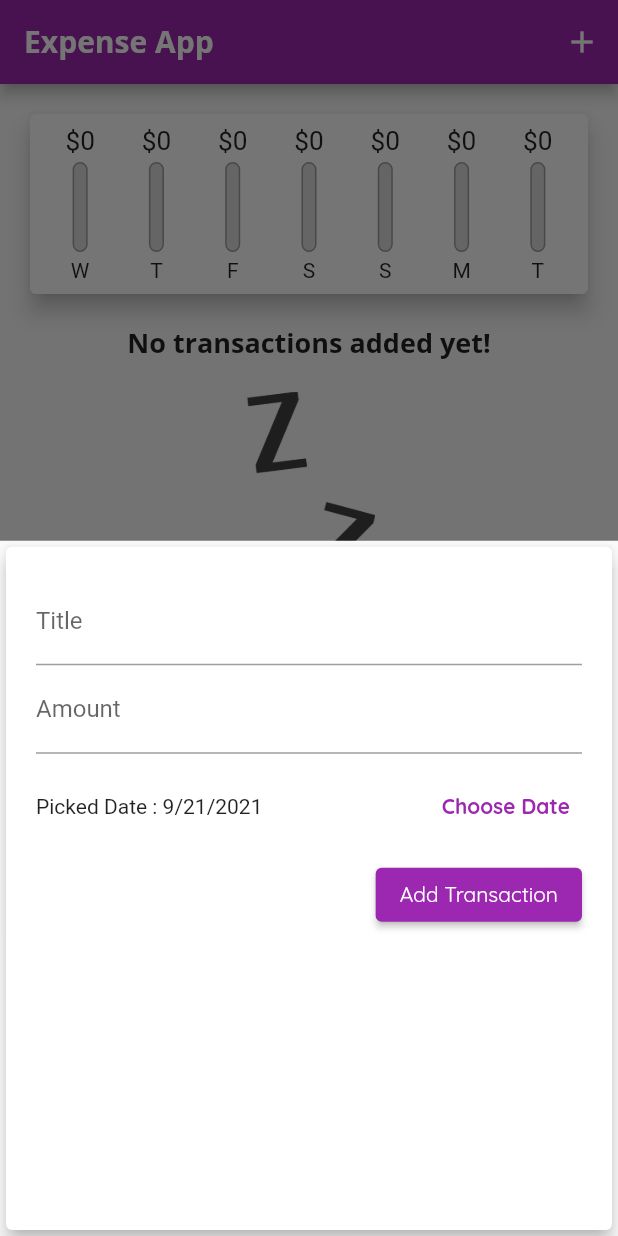
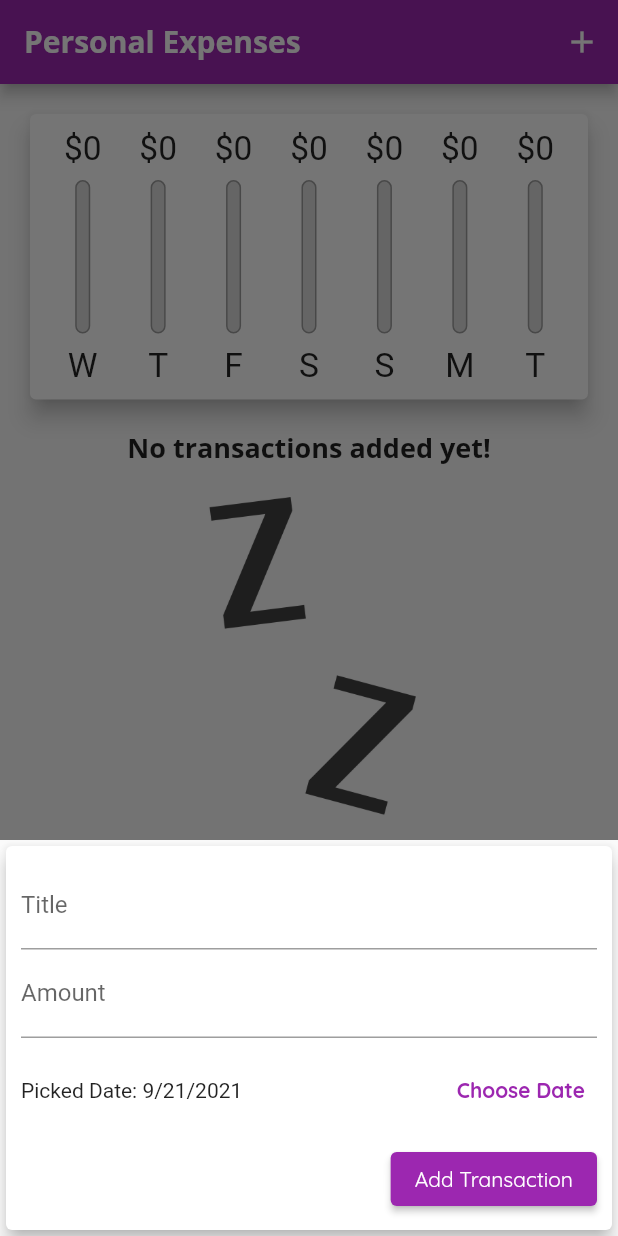
Before and after one commit to SrikantKanekar/expense_app, a Flutter app: the screen it shows after launch, after a tap on the "add" icon, on a phone screen of 412 x 824 dp. Run offline on Flutter 3.47's test engine with Material 2 defaults, Android fonts, the phone set to English and light mode, and no system bars.

Commit message:
responsive and ios support

```diff
--- a/lib/main.dart
+++ b/lib/main.dart
@@ -1,11 +1,22 @@
-import 'package:expense_app/widgets/chart.dart';
-import 'package:expense_app/widgets/new_transaction.dart';
-import 'package:expense_app/widgets/transaction_list.dart';
+import 'dart:io';
+
+import 'package:flutter/cupertino.dart';
 import 'package:flutter/material.dart';
+import 'package:flutter/services.dart';
 
-import 'model/transaction.dart';
+import './widgets/new_transaction.dart';
+import './widgets/transaction_list.dart';
+import './widgets/chart.dart';
+import './models/transaction.dart';
 
-void main() => runApp(const MyApp());
+void main() {
+  // WidgetsFlutterBinding.ensureInitialized();
+  // SystemChrome.setPreferredOrientations([
+  //   DeviceOrientation.portraitUp,
+  //   DeviceOrientation.portraitDown,
+  // ]);
+  runApp(const MyApp());
+}
 
 class MyApp extends StatelessWidget {
   const MyApp({Key? key}) : super(key: key);
@@ -44,73 +55,183 @@ class MyHomePage extends StatefulWidget {
   const MyHomePage({Key? key}) : super(key: key);
 
   @override
-  State<MyHomePage> createState() => _MyHomePageState();
+  _MyHomePageState createState() => _MyHomePageState();
 }
 
-class _MyHomePageState extends State<MyHomePage> {
-  final List<Transaction> transactions = [];
+class _MyHomePageState extends State<MyHomePage> with WidgetsBindingObserver {
+  final List<Transaction> _userTransactions = [];
+  bool _showChart = false;
 
-  void addNewTransaction(String title, double amount, DateTime date) {
-    final transaction = Transaction(
+  List<Transaction> get _recentTransactions {
+    return _userTransactions.where((tx) {
+      return tx.date.isAfter(
+        DateTime.now().subtract(
+          const Duration(days: 7),
+        ),
+      );
+    }).toList();
+  }
+
+  void _addNewTransaction(
+      String txTitle, double txAmount, DateTime chosenDate) {
+    final newTx = Transaction(
+      title: txTitle,
+      amount: txAmount,
+      date: chosenDate,
       id: DateTime.now().toString(),
-      title: title,
-      amount: amount,
-      date: date,
     );
+
     setState(() {
-      transactions.add(transaction);
+      _userTransactions.add(newTx);
     });
   }
 
-  void startNewTransaction(BuildContext context) {
+  void _startAddNewTransaction(BuildContext ctx) {
     showModalBottomSheet(
-      context: context,
-      builder: (_) {
-        return NewTransaction(addNewTransaction);
+      context: ctx,
+      builder: (context) {
+        return GestureDetector(
+          onTap: () {},
+          child: NewTransaction(_addNewTransaction),
+          behavior: HitTestBehavior.opaque,
+        );
       },
     );
   }
 
-  void delete(String id) {
+  void _deleteTransaction(String id) {
     setState(() {
-      transactions.removeWhere((element) => element.id == id);
+      _userTransactions.removeWhere((tx) => tx.id == id);
     });
   }
 
-  List<Transaction> get getRecentTransactions {
-    return transactions
-        .where((element) => element.date.isAfter(
-              DateTime.now().subtract(const Duration(days: 7)),
-            ))
-        .toList();
+  List<Widget> _buildLandscapeContent(
+    MediaQueryData mediaQuery,
+    PreferredSizeWidget appBar,
+    Widget txListWidget,
+  ) {
+    return [
+      Row(
+        mainAxisAlignment: MainAxisAlignment.center,
+        children: <Widget>[
+          Text(
+            'Show Chart',
+            style: Theme.of(context).textTheme.headline6,
+          ),
+          Switch.adaptive(
+            activeColor: Theme.of(context).primaryColor,
+            value: _showChart,
+            onChanged: (val) {
+              setState(() {
+                _showChart = val;
+              });
+            },
+          ),
+        ],
+      ),
+      _showChart
+          ? SizedBox(
+              height: (mediaQuery.size.height -
+                      appBar.preferredSize.height -
+                      mediaQuery.padding.top) *
+                  0.7,
+              child: Chart(_recentTransactions),
+            )
+          : txListWidget
+    ];
+  }
+
+  List<Widget> _buildPortraitContent(
+    MediaQueryData mediaQuery,
+    PreferredSizeWidget appBar,
+    Widget txListWidget,
+  ) {
+    return [
+      SizedBox(
+        height: (mediaQuery.size.height -
+                appBar.preferredSize.height -
+                mediaQuery.padding.top) *
+            0.3,
+        child: Chart(_recentTransactions),
+      ),
+      txListWidget
+    ];
+  }
+
+  Widget _buildAppBar() {
+    return Platform.isIOS
+        ? CupertinoNavigationBar(
+            middle: const Text('Personal Expenses'),
+            trailing: Row(
+              mainAxisSize: MainAxisSize.min,
+              children: <Widget>[
+                GestureDetector(
+                  child: const Icon(CupertinoIcons.add),
+                  onTap: () => _startAddNewTransaction(context),
+                ),
+              ],
+            ),
+          )
+        : AppBar(
+            title: const Text('Personal Expenses'),
+            actions: <Widget>[
+              IconButton(
+                icon: const Icon(Icons.add),
+                onPressed: () => _startAddNewTransaction(context),
+              ),
+            ],
+          );
   }
 
   @override
   Widget build(BuildContext context) {
-    return Scaffold(
-      appBar: AppBar(
-        title: const Text('Expense App'),
-        actions: [
-          IconButton(
-            onPressed: () => startNewTransaction(context),
-            icon: const Icon(Icons.add),
-          )
-        ],
-      ),
-      body: SingleChildScrollView(
+    final mediaQuery = MediaQuery.of(context);
+    final isLandscape = mediaQuery.orientation == Orientation.landscape;
+    final PreferredSizeWidget appBar = _buildAppBar() as PreferredSizeWidget;
+    final txListWidget = SizedBox(
+      height: (mediaQuery.size.height -
+              appBar.preferredSize.height -
+              mediaQuery.padding.top) *
+          0.7,
+      child: TransactionList(_userTransactions, _deleteTransaction),
+    );
+    final pageBody = SafeArea(
+      child: SingleChildScrollView(
         child: Column(
           crossAxisAlignment: CrossAxisAlignment.stretch,
-          children: [
-            Chart(getRecentTransactions),
-            TransactionList(transactions, delete),
+          children: <Widget>[
+            if (isLandscape)
+              ..._buildLandscapeContent(
+                mediaQuery,
+                appBar,
+                txListWidget,
+              ),
+            if (!isLandscape)
+              ..._buildPortraitContent(
+                mediaQuery,
+                appBar,
+                txListWidget,
+              ),
           ],
-        )
-      ),
-      floatingActionButtonLocation: FloatingActionButtonLocation.centerFloat,
-      floatingActionButton: FloatingActionButton(
-        child: const Icon(Icons.add),
-        onPressed: () => startNewTransaction(context),
+        ),
       ),
     );
+    return Platform.isIOS
+        ? CupertinoPageScaffold(
+            child: pageBody,
+            navigationBar: appBar as ObstructingPreferredSizeWidget,
+          )
+        : Scaffold(
+            appBar: appBar,
+            body: pageBody,
+            floatingActionButtonLocation:
+                FloatingActionButtonLocation.centerFloat,
+            floatingActionButton: Platform.isIOS
+                ? Container()
+                : FloatingActionButton(
+                    child: const Icon(Icons.add),
+                    onPressed: () => _startAddNewTransaction(context),
+                  ),
+          );
   }
 }
--- /dev/null
+++ b/lib/widgets/adaptive_flat_button.dart
@@ -0,0 +1,34 @@
+import 'dart:io';
+
+import 'package:flutter/material.dart';
+import 'package:flutter/cupertino.dart';
+
+class AdaptiveFlatButton extends StatelessWidget {
+  final String text;
+  final VoidCallback handler;
+
+  const AdaptiveFlatButton(this.text, this.handler);
+
+  @override
+  Widget build(BuildContext context) {
+    return Platform.isIOS
+        ? CupertinoButton(
+            child: Text(
+              text,
+              style: const TextStyle(
+                fontWeight: FontWeight.bold,
+              ),
+            ),
+            onPressed: handler,
+          )
+        : TextButton(
+            child: Text(
+              text,
+              style: const TextStyle(
+                fontWeight: FontWeight.bold,
+              ),
+            ),
+            onPressed: handler,
+          );
+  }
+}
--- a/lib/widgets/chart.dart
+++ b/lib/widgets/chart.dart
@@ -1,12 +1,13 @@
-import 'package:expense_app/model/transaction.dart';
-import 'package:expense_app/widgets/chart_bar.dart';
 import 'package:flutter/material.dart';
 import 'package:intl/intl.dart';
+
+import './chart_bar.dart';
+import '../models/transaction.dart';
 
 class Chart extends StatelessWidget {
   final List<Transaction> recentTransactions;
 
-  const Chart(this.recentTransactions, {Key? key}) : super(key: key);
+  const Chart(this.recentTransactions);
 
   List<Map<String, Object>> get groupedTransactionValues {
     return List.generate(7, (index) {
@@ -31,8 +32,9 @@ class Chart extends StatelessWidget {
   }
 
   double get totalSpending {
-    var amounts = groupedTransactionValues.map((e) => e['amount'] as double);
-    return amounts.fold(0.0, (previousValue, element) => previousValue + element);
+    return groupedTransactionValues.fold(0.0, (sum, item) {
+      return sum + (item['amount'] as double);
+    });
   }
 
   @override
@@ -41,7 +43,7 @@ class Chart extends StatelessWidget {
       elevation: 6,
       margin: const EdgeInsets.all(20),
       child: Padding(
-        padding: const EdgeInsets.all(8.0),
+        padding: const EdgeInsets.all(10),
         child: Row(
           mainAxisAlignment: MainAxisAlignment.spaceAround,
           children: groupedTransactionValues.map((data) {
--- a/lib/widgets/chart_bar.dart
+++ b/lib/widgets/chart_bar.dart
@@ -5,27 +5,25 @@ class ChartBar extends StatelessWidget {
   final double spendingAmount;
   final double spendingPctOfTotal;
 
-  const ChartBar(this.label, this.spendingAmount, this.spendingPctOfTotal,
-      {Key? key})
-      : super(key: key);
+  const ChartBar(this.label, this.spendingAmount, this.spendingPctOfTotal);
 
   @override
   Widget build(BuildContext context) {
+    return LayoutBuilder(
+      builder: (ctx, constraints) {
         return Column(
-      children: [
+          children: <Widget>[
             SizedBox(
-          height: 20,
+              height: constraints.maxHeight * 0.15,
               child: FittedBox(
-            child: Text(
-              '\$${spendingAmount.toStringAsFixed(0)}',
+                child: Text('\$${spendingAmount.toStringAsFixed(0)}'),
               ),
             ),
-        ),
-        const SizedBox(
-          height: 4,
+            SizedBox(
+              height: constraints.maxHeight * 0.05,
             ),
             SizedBox(
-          height: 60,
+              height: constraints.maxHeight * 0.6,
               width: 10,
               child: Stack(
                 children: <Widget>[
@@ -48,11 +46,18 @@ class ChartBar extends StatelessWidget {
                 ],
               ),
             ),
-        const SizedBox(
-          height: 4,
+            SizedBox(
+              height: constraints.maxHeight * 0.05,
             ),
-        Text(label)
+            SizedBox(
+              height: constraints.maxHeight * 0.15,
+              child: FittedBox(
+                child: Text(label),
+              ),
+            ),
           ],
+        );
+      },
     );
   }
 }
--- a/lib/widgets/new_transaction.dart
+++ b/lib/widgets/new_transaction.dart
@@ -1,99 +1,110 @@
+import 'package:flutter/cupertino.dart';
 import 'package:flutter/material.dart';
 import 'package:intl/intl.dart';
 
+import '../widgets/adaptive_flat_button.dart';
+
 class NewTransaction extends StatefulWidget {
-  final Function addNewTransaction;
+  final Function addTx;
 
-  const NewTransaction(this.addNewTransaction, {Key? key}) : super(key: key);
+  const NewTransaction(this.addTx);
 
   @override
-  State<NewTransaction> createState() => _NewTransactionState();
+  _NewTransactionState createState() => _NewTransactionState();
 }
 
 class _NewTransactionState extends State<NewTransaction> {
-  final titleController = TextEditingController();
-  final amountController = TextEditingController();
-  DateTime selectedDate = DateTime.now();
+  final _titleController = TextEditingController();
+  final _amountController = TextEditingController();
+  DateTime _selectedDate = DateTime.now();
 
-  void chooseDate(BuildContext context) {
+  _NewTransactionState();
+
+  void _submitData() {
+    if (_amountController.text.isEmpty) {
+      return;
+    }
+    final enteredTitle = _titleController.text;
+    final enteredAmount = double.parse(_amountController.text);
+
+    if (enteredTitle.isEmpty || enteredAmount <= 0) {
+      return;
+    }
+
+    widget.addTx(
+      enteredTitle,
+      enteredAmount,
+      _selectedDate,
+    );
+
+    Navigator.of(context).pop();
+  }
+
+  void _presentDatePicker() {
     showDatePicker(
       context: context,
       initialDate: DateTime.now(),
-      firstDate: DateTime(2000),
+      firstDate: DateTime(2019),
       lastDate: DateTime.now(),
-    ).then((value) {
-      if (value == null) {
+    ).then((pickedDate) {
+      if (pickedDate == null) {
         return;
       }
       setState(() {
-        selectedDate = value;
+        _selectedDate = pickedDate;
       });
     });
   }
 
-  void submit() {
-    if (amountController.text.isEmpty) {
-      return;
-    }
-    final enteredTitle = titleController.text;
-    final enteredAmount = double.parse(amountController.text);
-
-    if (enteredTitle.isEmpty || enteredAmount <= 0) {
-      return;
-    }
-    widget.addNewTransaction(
-      titleController.text,
-      double.parse(amountController.text),
-      selectedDate,
-    );
-    Navigator.of(context).pop();
-  }
-
   @override
   Widget build(BuildContext context) {
-    return Card(
+    return SingleChildScrollView(
+      child: Card(
         elevation: 5,
         child: Container(
-        padding: const EdgeInsets.all(20),
+          padding: EdgeInsets.only(
+            top: 10,
+            left: 10,
+            right: 10,
+            bottom: MediaQuery.of(context).viewInsets.bottom + 10,
+          ),
           child: Column(
             crossAxisAlignment: CrossAxisAlignment.end,
-          children: [
+            children: <Widget>[
               TextField(
                 decoration: const InputDecoration(labelText: 'Title'),
-              controller: titleController,
-              onSubmitted: (_) => submit(),
+                controller: _titleController,
+                onSubmitted: (_) => _submitData(),
+                // onChanged: (val) {
+                //   titleInput = val;
+                // },
               ),
               TextField(
                 decoration: const InputDecoration(labelText: 'Amount'),
-              controller: amountController,
+                controller: _amountController,
                 keyboardType: TextInputType.number,
-              onSubmitted: (_) => submit(),
+                onSubmitted: (_) => _submitData(),
+                // onChanged: (val) => amountInput = val,
               ),
               SizedBox(
                 height: 70,
                 child: Row(
-                children: [
+                  children: <Widget>[
                     Expanded(
                       child: Text(
-                        'Picked Date : ${DateFormat.yMd().format(selectedDate)}'),
-                  ),
-                  TextButton(
-                    onPressed: () => chooseDate(context),
-                    child: const Text(
-                      'Choose Date',
-                      style: TextStyle(
-                        fontWeight: FontWeight.bold,
+                        'Picked Date: ${DateFormat.yMd().format(_selectedDate)}',
                       ),
                     ),
-                  )
+                    AdaptiveFlatButton('Choose Date', _presentDatePicker)
                   ],
                 ),
               ),
               ElevatedButton(
-              onPressed: submit,
                 child: const Text('Add Transaction'),
-            )
+                onPressed: _submitData,
+              ),
             ],
+          ),
         ),
       ),
     );
--- a/lib/widgets/transaction_list.dart
+++ b/lib/widgets/transaction_list.dart
@@ -1,20 +1,19 @@
-import 'package:expense_app/model/transaction.dart';
-import 'package:expense_app/widgets/transaction_card.dart';
 import 'package:flutter/material.dart';
+
+import '../models/transaction.dart';
+import './transaction_item.dart';
 
 class TransactionList extends StatelessWidget {
   final List<Transaction> transactions;
-  final Function delete;
+  final Function deleteTx;
 
-  const TransactionList(this.transactions, this.delete, {Key? key})
-      : super(key: key);
+  const TransactionList(this.transactions, this.deleteTx);
 
   @override
   Widget build(BuildContext context) {
-    return SizedBox(
-      height: 450,
-      child: transactions.isEmpty
-          ? Column(
+    return transactions.isEmpty
+        ? LayoutBuilder(builder: (ctx, constraints) {
+            return Column(
               children: <Widget>[
                 Text(
                   'No transactions added yet!',
@@ -24,20 +23,22 @@ class TransactionList extends StatelessWidget {
                   height: 20,
                 ),
                 SizedBox(
-                  height: 200,
-                  child: Image.asset(
-                    'assets/images/waiting.png',
-                    fit: BoxFit.cover,
-                  ),
-                ),
+                    height: constraints.maxHeight * 0.6,
+                    child: Image.asset(
+                      'assets/images/waiting.png',
+                      fit: BoxFit.cover,
+                    )),
               ],
-            )
-          : ListView.builder(
-              itemBuilder: (context, index) {
-                return TransactionCard(transactions[index], delete);
-              },
-              itemCount: transactions.length,
-            ),
-    );
+            );
+          })
+        : ListView(
+            children: transactions
+                .map((tx) => TransactionItem(
+                      key: ValueKey(tx.id),
+                      transaction: tx,
+                      deleteTx: deleteTx,
+                    ))
+                .toList(),
+          );
   }
 }
```
Also changed, not shown: lib/widgets/transaction_card.dart (deleted, +0 -45 lines), lib/widgets/transaction_item.dart (added, +79 -0 lines), lib/models/transaction.dart (renamed from lib/model/transaction.dart). Lines whose indentation alone changed are shown as unchanged.
